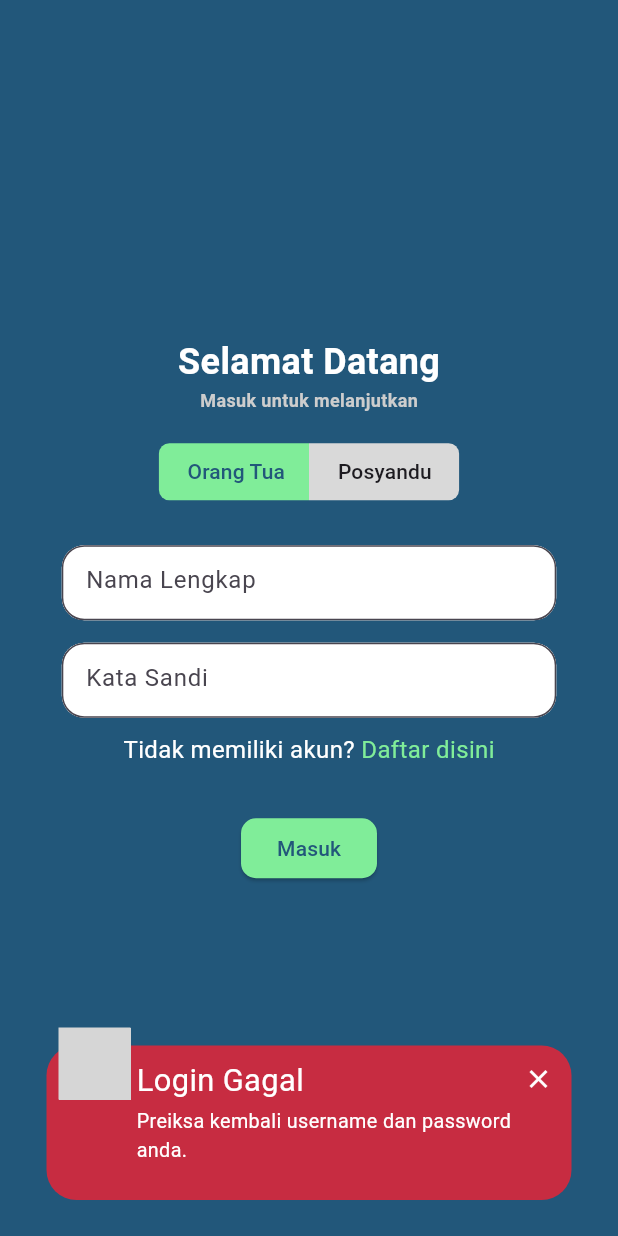
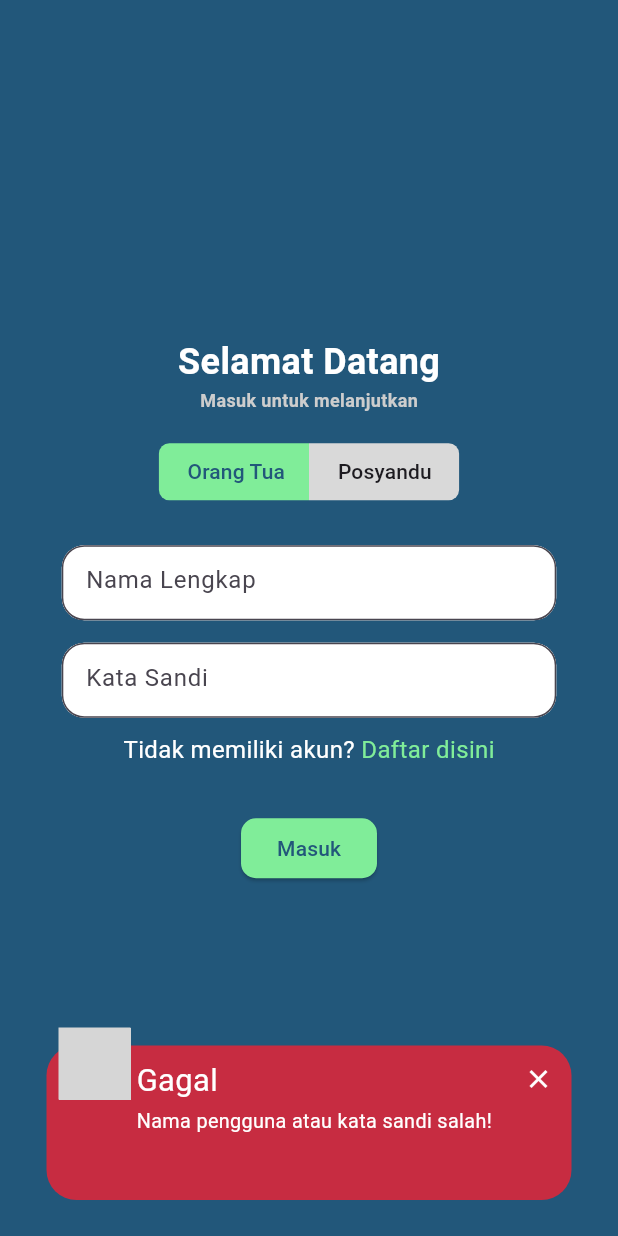
Before and after one commit to izasoerya/stun_sync, a Flutter app: the screen it shows after launch, after a tap on "Masuk", on a phone screen of 412 x 824 dp. Run offline on Flutter 3.47's test engine with Material 3 defaults, Android fonts, the phone set to English and light mode, and no system bars; drawn by our look-alikes of awesome_snackbar_content; our stand-ins replace flutter_riverpod, go_router, permission_handler, riverpod, sqflite, syncfusion_flutter_charts; missing offline and left inert: excel, mqtt_client; accounts and stored records are empty; grey boxes are pictures that could not be loaded.

Commit message:
delete unused file

```diff
--- a/lib/models/page_index.dart
+++ /dev/null
@@ -1,6 +0,0 @@
-enum PageIndex {
-  loginPage,
-  registerPage,
-  forgotPasswordPage,
-  appPage,
-}
--- a/lib/screen/login.dart
+++ b/lib/screen/login.dart
@@ -1,3 +1,5 @@
+// ignore_for_file: use_build_context_synchronously
+
 import 'package:flutter/material.dart';
 import 'package:flutter_riverpod/flutter_riverpod.dart';
 import 'package:awesome_snackbar_content/awesome_snackbar_content.dart';
@@ -7,16 +9,18 @@ import 'package:stun_sync/models/user_profile.dart';
 import 'package:stun_sync/router/page_router.dart';
 import 'package:stun_sync/components/atom/role_slider.dart';
 import 'package:stun_sync/components/atom/text_field_design.dart';
-import 'package:stun_sync/service/auth_controller.dart';
 import 'package:stun_sync/service/database_controller.dart';
 import 'package:stun_sync/service/user_profile_controller.dart';
+import 'package:stun_sync/utils/custom_snackbar.dart';
 
 bool isLoggedIn = false;
 
 class LoginPage extends ConsumerStatefulWidget {
   const LoginPage({super.key});
   final SQLiteDB sqLiteDB = const SQLiteDB();
-  final AuthAPI authAPI = const AuthAPI();
+  Role callBackRole(Role selectedRole) {
+    return selectedRole;
+  }
 
   @override
   _LoginPageState createState() => _LoginPageState();
@@ -61,7 +65,7 @@ class _LoginPageState extends ConsumerState<LoginPage> {
           const Padding(padding: EdgeInsets.only(top: 15)),
           RoleSlider(
             callBackRole: (role) {
-              selectedRole = const AuthAPI().callBackRole(role);
+              selectedRole = widget.callBackRole(role);
               return role;
             },
           ),
@@ -114,10 +118,8 @@ class _LoginPageState extends ConsumerState<LoginPage> {
                   final user = UserProfile(
                     name: usernameController.text,
                     password: passwordController.text,
-                    height: newestUser?.height ??
-                        0, // Fallback to 0 if newestUser is null
-                    weight: newestUser?.weight ??
-                        0, // Fallback to 0 if newestUser is null
+                    height: newestUser?.height ?? 0,
+                    weight: newestUser?.weight ?? 0,
                     age: newestUser?.age ?? 0,
                     lingkarKepala: newestUser?.lingkarKepala ?? 0,
                     lingkarDada: newestUser?.lingkarDada ?? 0,
@@ -131,22 +133,13 @@ class _LoginPageState extends ConsumerState<LoginPage> {
                     PageRouter.router.go('/');
                   }
                 } else {
-                  final snackBar = SnackBar(
-                    elevation: 0,
-                    behavior: SnackBarBehavior.floating,
-                    backgroundColor: Colors.transparent,
-                    content: AwesomeSnackbarContent(
-                      title: 'Login Gagal',
-                      message: 'Preiksa kembali username dan password anda.',
-                      contentType: ContentType.failure,
-                    ),
+                  const Utils().customSnackBar(
+                    context,
+                    'Gagal',
+                    'Nama pengguna atau kata sandi salah!',
+                    ContentType.failure,
                   );
-
-                  ScaffoldMessenger.of(context)
-                    ..hideCurrentSnackBar()
-                    ..showSnackBar(snackBar);
                 }
-                // widget.sqLiteDB.deleteDB();
                 widget.sqLiteDB.showUserProfileTable();
               },
               label: 'Masuk'),
--- a/lib/service/auth_controller.dart
+++ /dev/null
@@ -1,9 +0,0 @@
-import 'package:stun_sync/models/user_profile.dart';
-
-class AuthAPI {
-  const AuthAPI();
-
-  Role callBackRole(Role selectedRole) {
-    return selectedRole;
-  }
-}
```
